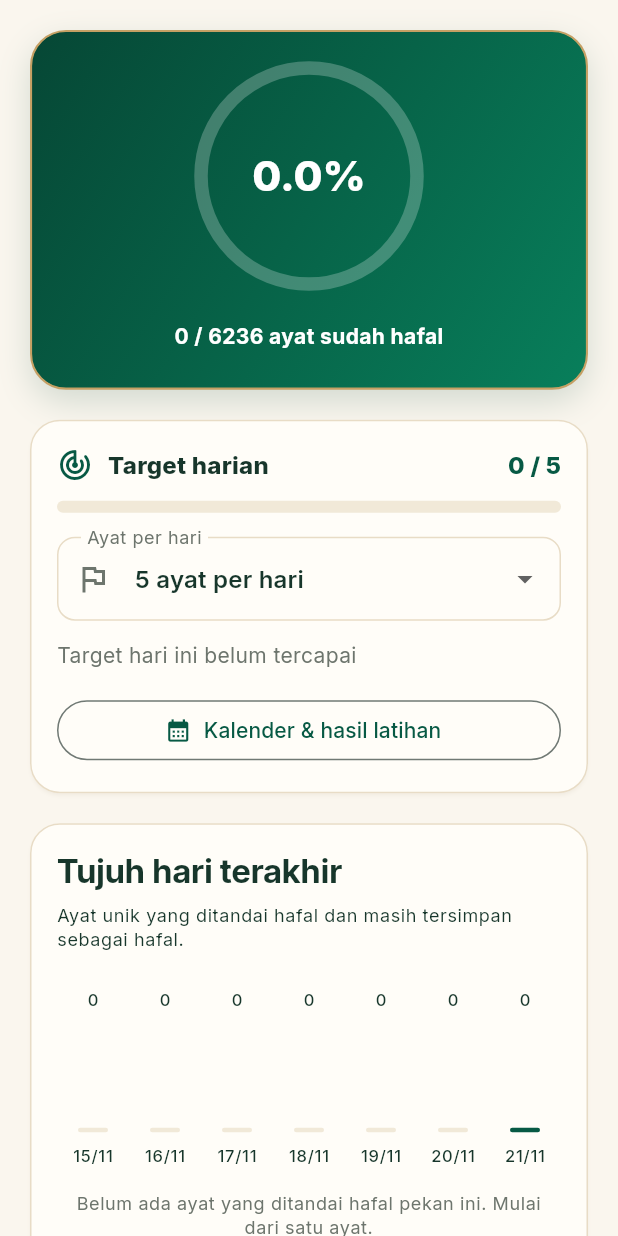
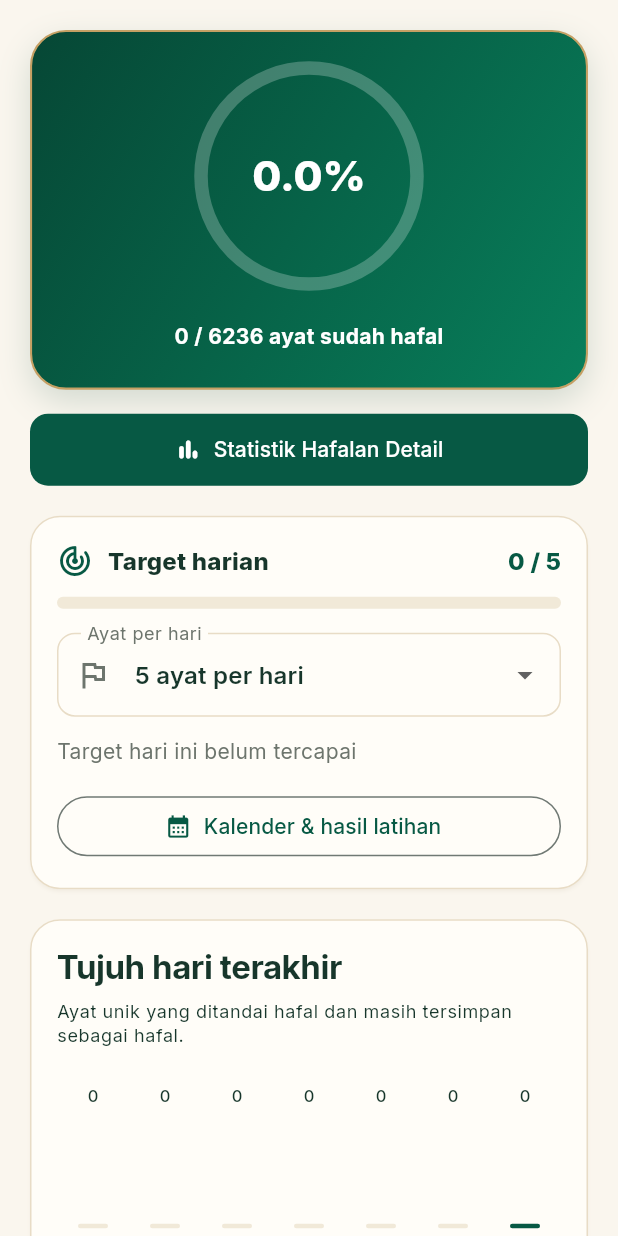
Before and after one commit to twentzyzz/Tahfidz-qur-an, a Flutter app: the ProgressPage widget shown alone on an empty page, opened directly, on a phone screen of 412 x 824 dp. Run offline on Flutter 3.47's test engine with Material 3 defaults, Android fonts, the phone set to English and light mode, and no system bars; our stand-ins replace flutter_local_notifications, geocoding, geolocator, just_audio, just_audio_background, shared_preferences and 1 more; missing offline and left inert: record, sherpa_onnx; accounts and stored records are empty.

Commit message:
feat: link detailed analytics from progress tab

```diff
--- a/lib/features/progress/progress_page.dart
+++ b/lib/features/progress/progress_page.dart
@@ -1,6 +1,7 @@
 import '../../widgets/weekly_progress.dart';
 import '../../services/practice_store.dart';
 import 'practice_calendar.dart';
+import 'detailed_stats_page.dart';
 import '../surah/surah_detail_page.dart';
 
 import 'package:flutter/material.dart';
@@ -74,6 +75,21 @@ class ProgressPage extends StatelessWidget {
               ),
             ],
           ),
+        ),
+      ),
+      const SizedBox(height: 16),
+      SizedBox(
+        width: double.infinity,
+        child: FilledButton.icon(
+          key: const Key('open-detailed-stats'),
+          onPressed: () => Navigator.push(
+            c,
+            MaterialPageRoute<void>(
+              builder: (_) => const DetailedStatsPage(),
+            ),
+          ),
+          icon: const Icon(Icons.bar_chart_rounded),
+          label: Text(c.t('Statistik Hafalan Detail', 'Detailed memorization statistics')),
         ),
       ),
       const SizedBox(height: 20),
```
